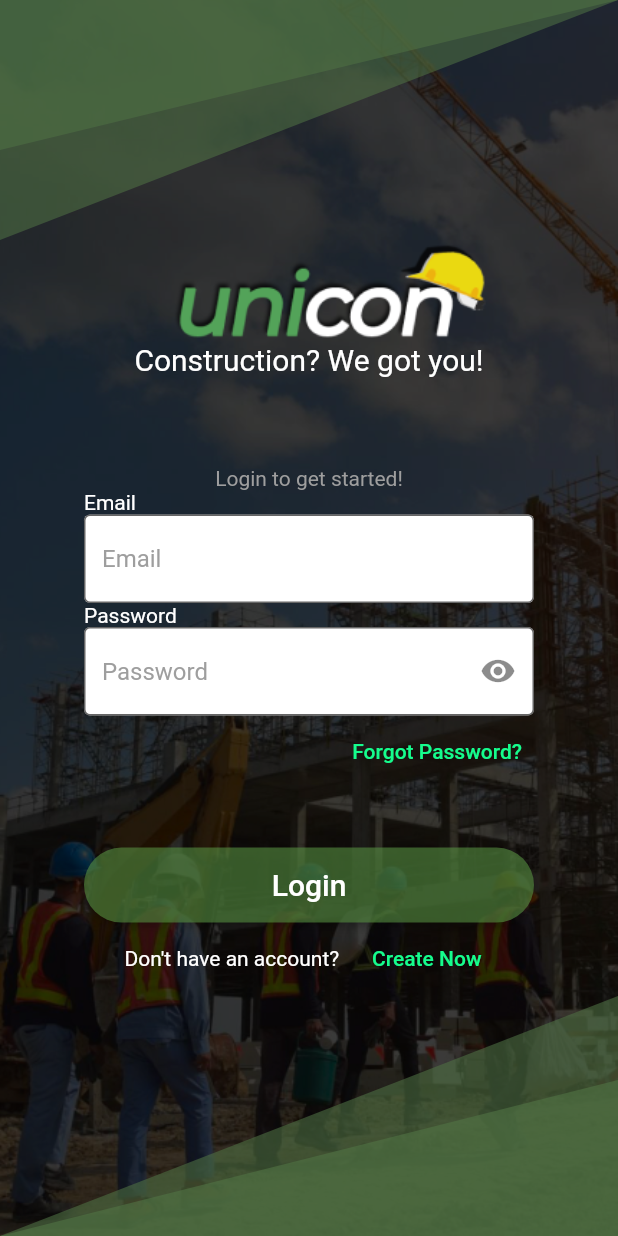
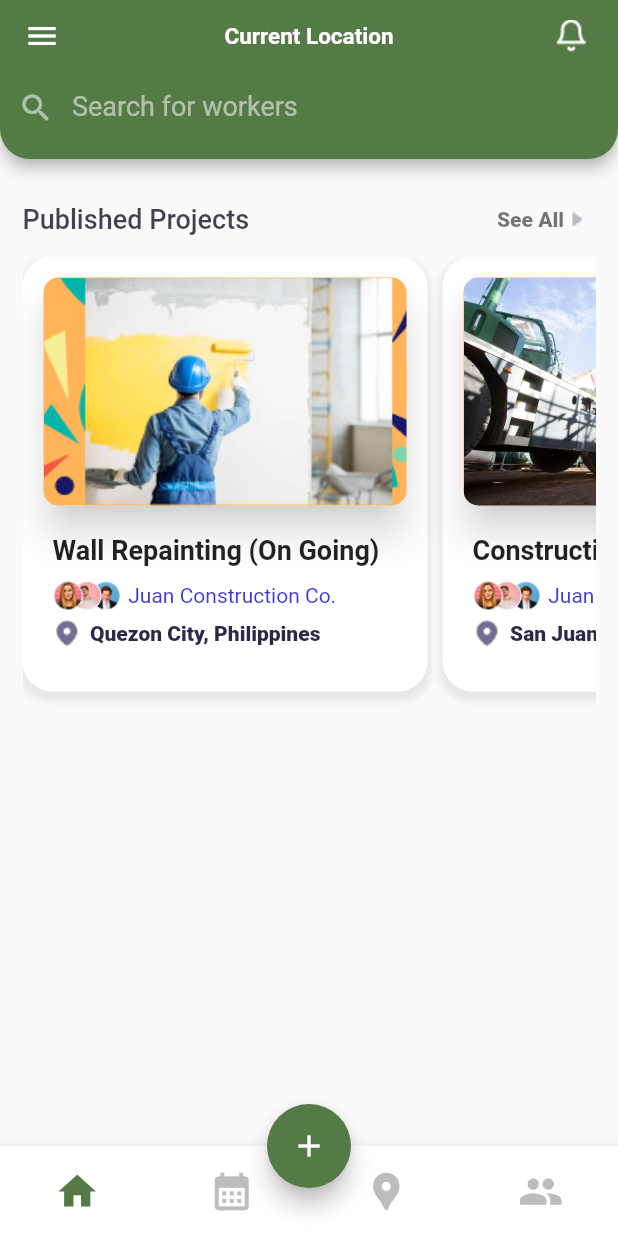
Before and after one commit to zhrssh/unicon-app, a Flutter app: the screen it shows after launch, on a phone screen of 412 x 824 dp. Run offline on Flutter 3.47's test engine with Material 2 defaults, Android fonts, the light colour scheme and no system bars.

Commit message:
Added bottom navigation bar and views

```diff
--- a/unicon/lib/main.dart
+++ b/unicon/lib/main.dart
@@ -1,4 +1,6 @@
 import 'package:flutter/material.dart';
+import 'package:untitled/views/home.dart';
+import 'package:untitled/views/homepage.dart';
 import 'views/login.dart';
 
 void main() {
@@ -17,7 +19,7 @@ class _MyAppState extends State<MyApp> {
   Widget build(BuildContext context) {
     return const MaterialApp(
       debugShowCheckedModeBanner: false,
-      home: LoginPage(),
+      home: Home(),
     );
   }
 }
--- /dev/null
+++ b/unicon/lib/views/home.dart
@@ -0,0 +1,117 @@
+import 'package:flutter/material.dart';
+import 'package:untitled/views/profile.dart';
+
+import 'calendar.dart';
+import 'homepage.dart';
+import 'location.dart';
+
+class Home extends StatefulWidget {
+  const Home({super.key});
+
+  @override
+  State<Home> createState() => _HomeState();
+}
+
+class _HomeState extends State<Home> {
+  int currentTab = 0; // counter current tab
+
+  // different views/bottomNavBar item
+  final List<Widget> screens = [
+    Dashboard(),
+    CalendarPage(),
+    LocationPage(),
+    ProfilePage(),
+  ];
+
+  Widget currentScreen = Dashboard(); // sets current view
+
+  final PageStorageBucket bucket = PageStorageBucket();
+
+  @override
+  Widget build(BuildContext context) {
+    return Scaffold(
+      body: PageStorage(
+        child: currentScreen,
+        bucket: bucket,
+      ),
+      floatingActionButton: FloatingActionButton(
+        backgroundColor: const Color.fromARGB(255, 84, 122, 70), // green bg
+        onPressed: () {},
+        child: const Icon(Icons.add),
+      ),
+      floatingActionButtonLocation: FloatingActionButtonLocation.centerDocked,
+      bottomNavigationBar: BottomAppBar(
+        // shape: CircularNotchedRectangle(),
+        notchMargin: 10,
+        child: SizedBox(
+          height: 60,
+          child: Row(
+              mainAxisSize: MainAxisSize.max,
+              mainAxisAlignment: MainAxisAlignment.spaceAround,
+              children: <Widget>[
+                IconButton(
+                  onPressed: (() {
+                    setState(() {
+                      currentScreen = Dashboard();
+                      currentTab = 0;
+                    });
+                  }),
+                  icon: Icon(
+                    Icons.home,
+                    color: currentTab == 0
+                        ? Color.fromARGB(255, 84, 122, 70)
+                        : Colors.grey[400],
+                  ),
+                  iconSize: 30,
+                ),
+                IconButton(
+                  onPressed: (() {
+                    setState(() {
+                      currentScreen = CalendarPage();
+                      currentTab = 1;
+                    });
+                  }),
+                  icon: Icon(
+                    Icons.calendar_month,
+                    color: currentTab == 1
+                        ? Color.fromARGB(255, 84, 122, 70)
+                        : Colors.grey[400],
+                  ),
+                  iconSize: 30,
+                ),
+                IconButton(
+                  onPressed: (() {
+                    setState(() {
+                      currentScreen = LocationPage();
+                      currentTab = 2;
+                    });
+                  }),
+                  icon: Icon(
+                    Icons.location_pin,
+                    color: currentTab == 2
+                        ? Color.fromARGB(255, 84, 122, 70)
+                        : Colors.grey[400],
+                  ),
+                  iconSize: 30,
+                ),
+                IconButton(
+                  onPressed: (() {
+                    setState(() {
+                      currentScreen = ProfilePage();
+                      currentTab = 3;
+                    });
+                  }),
+                  icon: Icon(
+                    Icons.people,
+                    color: currentTab == 3
+                        ? Color.fromARGB(255, 84, 122, 70)
+                        : Colors.grey[400],
+                  ),
+                  iconSize: 30,
+                ),
+              ]),
+        ),
+      ),
+    );
+  }
+}
--- a/unicon/lib/views/homepage.dart
+++ b/unicon/lib/views/homepage.dart
@@ -1,15 +1,18 @@
 import 'package:flutter/material.dart';
 import 'package:untitled/constants/published_projects.dart';
+import 'package:untitled/views/calendar.dart';
+import 'package:untitled/views/location.dart';
+import 'package:untitled/views/profile.dart';
 import '../constants/navigation_drawer.dart';
 
-class HomePage extends StatefulWidget {
-  const HomePage({super.key});
+class Dashboard extends StatefulWidget {
+  const Dashboard({super.key});
 
   @override
-  State<HomePage> createState() => _HomePageState();
+  State<Dashboard> createState() => _DashboardState();
 }
 
-class _HomePageState extends State<HomePage> {
+class _DashboardState extends State<Dashboard> {
   @override
   Widget build(BuildContext context) {
     // final double height = MediaQuery.of(context).size.height;
--- a/unicon/lib/views/login.dart
+++ b/unicon/lib/views/login.dart
@@ -251,6 +251,8 @@ class _LoginPageState extends State<LoginPage> {
                           print("Email: $email");
                           print("Password: $password");
                           // print(email.runtimeType);
+
+                          // login system
                           statusCode = await login(email, password);
                           print(statusCode);
                           if (statusCode == 200) {
```
Also changed, not shown: unicon/lib/constants/navigation_routes.dart (+19 -1 lines), unicon/lib/views/calendar.dart (added, +22 -0 lines), unicon/lib/views/location.dart (added, +22 -0 lines), unicon/lib/views/profile.dart (added, +22 -0 lines), unicon/lib/views/signup_v2.dart (+9 -9 lines), unicon/assets/icons/Calendar.png (added), unicon/assets/icons/Group 33338.png (added), unicon/assets/icons/Profile.png (added), unicon/assets/icons/compass.png (added).
